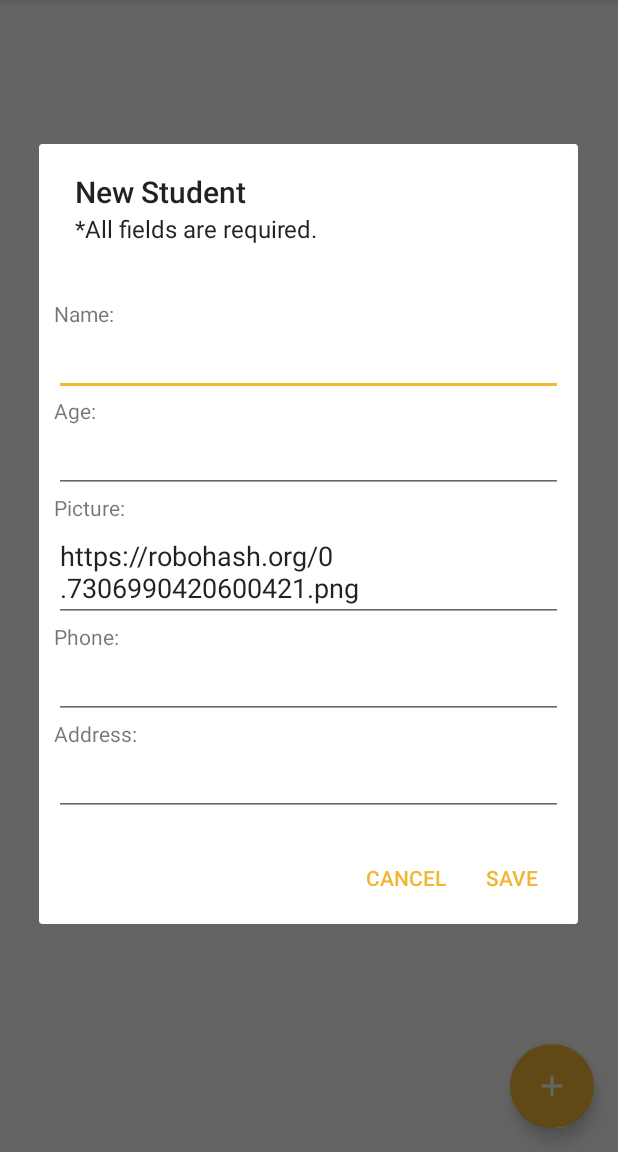
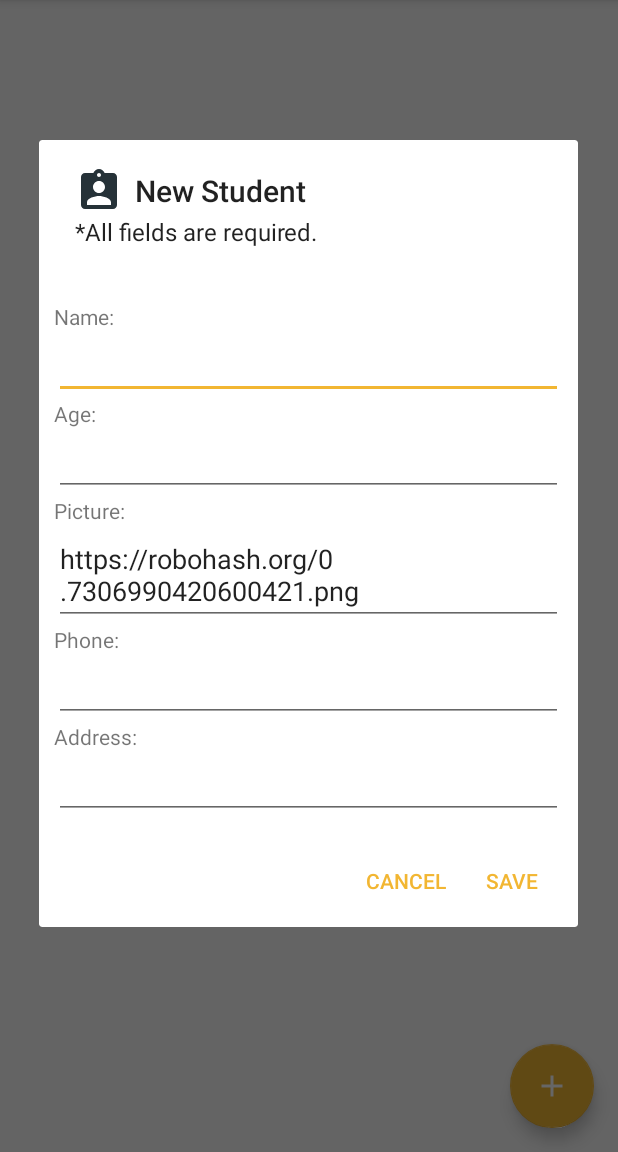
Before and after one commit to lucas-mdo/StudentProject, an Android app: the screen it shows after launch (MainActivity), after a tap on an icon or button, on a phone screen of 412 x 824 dp, the part 84-1236 px from its top. Run offline under Robolectric (Android 15) with nearby library versions, the phone set to English and light mode, and no system bars; our stand-ins replace ButterKnife; libraries missing offline, so code that uses them is left out: com.mobsandgeeks.saripaar; 2 statements that could not run were skipped.

Commit message:
Added custom icon to new student dialog.

```diff
--- a/app/src/main/java/br/pucminas/stundentproject/MainActivity.java
+++ b/app/src/main/java/br/pucminas/stundentproject/MainActivity.java
@@ -283,6 +283,8 @@
         AlertDialog.Builder builder = new AlertDialog.Builder(this);
         //Set custom view
         builder.setView(view);
+        //Set icon
+        builder.setIcon(R.drawable.ic_assignment_ind_blue_grey_900_24dp);
         //Set title
         builder.setTitle(R.string.dialog_title_new_student);
         //Set message
--- /dev/null
+++ b/app/src/main/res/drawable/ic_assignment_ind_blue_grey_900_24dp.xml
@@ -0,0 +1,4 @@
+<?xml version="1.0" encoding="UTF-8" standalone="no"?>
+<vector xmlns:android="http://schemas.android.com/apk/res/android" android:height="24dp" android:viewportHeight="24.0" android:viewportWidth="24.0" android:width="24dp">
+    <path android:fillColor="#263238" android:pathData="M19,3h-4.18C14.4,1.84 13.3,1 12,1c-1.3,0 -2.4,0.84 -2.82,2L5,3c-1.1,0 -2,0.9 -2,2v14c0,1.1 0.9,2 2,2h14c1.1,0 2,-0.9 2,-2L21,5c0,-1.1 -0.9,-2 -2,-2zM12,3c0.55,0 1,0.45 1,1s-0.45,1 -1,1 -1,-0.45 -1,-1 0.45,-1 1,-1zM12,7c1.66,0 3,1.34 3,3s-1.34,3 -3,3 -3,-1.34 -3,-3 1.34,-3 3,-3zM18,19L6,19v-1.4c0,-2 4,-3.1 6,-3.1s6,1.1 6,3.1L18,19z"/>
+</vector>
```
